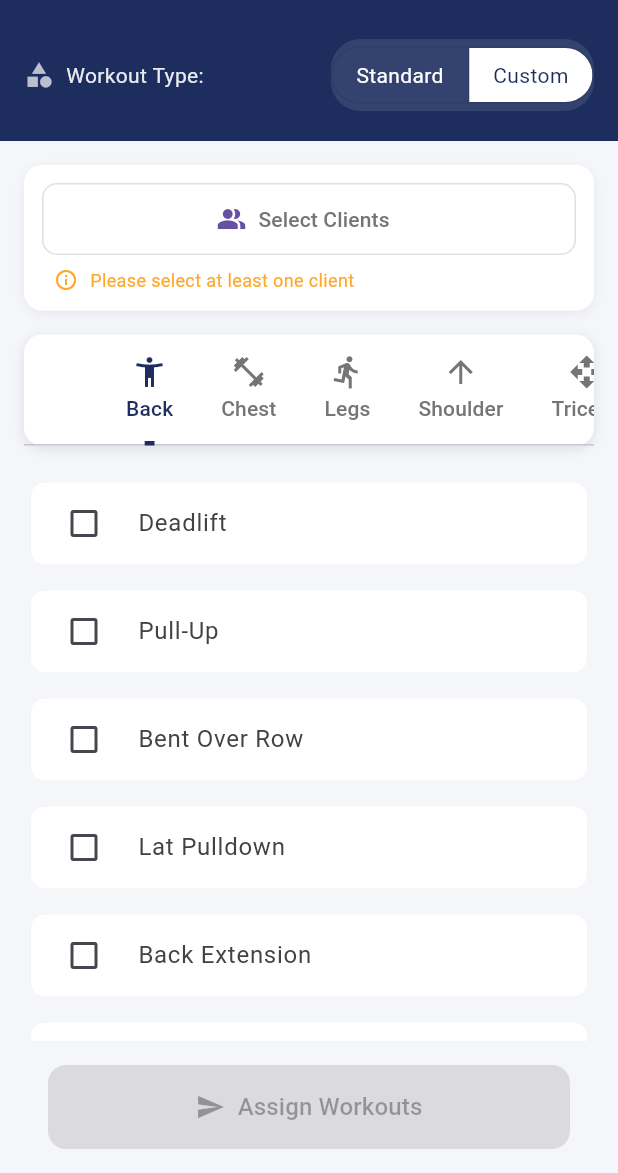
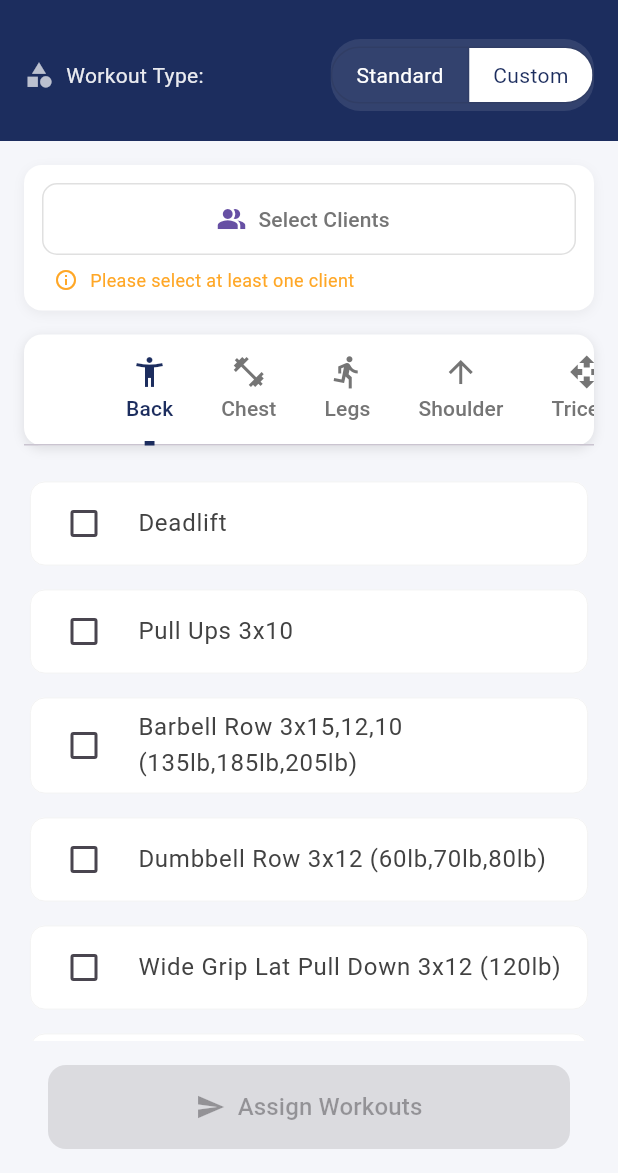
Before and after one commit to manchinenir/Fitness-App, a Flutter app: the AdminWorkoutScreen screen opened directly, after a tap on "Upper Body Strength & Core", after a tap on "Custom", on a phone screen of 412 x 824 dp, the part 63-1236 px from its top. Run offline on Flutter 3.47's test engine with Material 3 defaults, Android fonts, the phone set to English and light mode, and no system bars; our stand-ins replace cloud_firestore, file_picker, firebase_auth, firebase_core, firebase_storage, font_awesome_flutter and 7 more; accounts and stored records are empty.

Commit message:
Added Screens in Admin

```diff
--- a/lib/screens/admin_workout_screen.dart
+++ b/lib/screens/admin_workout_screen.dart
@@ -56,7 +56,7 @@ class _AdminWorkoutScreenState extends State<AdminWorkoutScreen> with SingleTick
 
   // Custom workouts
   final List<String> _muscleGroups = [
-    'Back', 'Chest', 'Legs', 'Shoulder', 'Triceps', 'Biceps'
+    'Back', 'Chest', 'Legs', 'Shoulder', 'Triceps', 'Biceps', 'Arms', 'Glute', 'Full Body'
   ];
   final Map<String, IconData> _muscleGroupIcons = {
     'Back': Icons.accessibility_new,
@@ -64,24 +64,78 @@ class _AdminWorkoutScreenState extends State<AdminWorkoutScreen> with SingleTick
     'Legs': Icons.directions_run,
     'Shoulder': Icons.arrow_upward,
     'Triceps': Icons.open_with,
-    'Biceps': Icons.fitness_center
+    'Biceps': Icons.fitness_center,
+    'Arms': Icons.fitness_center,
+    'Glute': Icons.woman,
+    'Full Body': Icons.self_improvement
   };
   final Map<String, List<String>> _selectedCustomWorkouts = {};
   final Map<String, List<String>> _predefinedWorkouts = {
     'Back': [
       'Deadlift',
-      'Pull-Up',
+      'Pull Ups 3x10',
+      'Barbell Row 3x15,12,10 (135lb,185lb,205lb)',
+      'Dumbbell Row 3x12 (60lb,70lb,80lb)',
+      'Wide Grip Lat Pull Down 3x12 (120lb)',
+      'Close Grip Lat Pull Down 3x12 (130lb)',
+      'Seated Close Grip Cable Low Rows 3x20,15,12',
+      'Seated Wide Grip Cable Low Rows 3x20,15,12',
+      'Standing Single Arm Cable Low Row 3x12 (70lb,80lb,90lb)',
+      'Standing Cable Face Pulls 3x15 (90lb, 100lb, 110lb)',
+      'Hanging Knee Raises 3x15',
+      'Ez Bar Curls 3x12 (60lb)',
+      'Decline Sit Ups 3x15',
+      'Dumbbell Forward Lunge',
+      'Dumbbell Backwards Lunge',
+      'Barbell Forward Lunge',
+      'Barbell Reverse Lunge',
+      'Dumbbell Step Up',
+      'Dumbbell Sumo Squat',
+      'Barbell Sq',
+      'Goblet Squat',
+      'Barbell Step Up',
+      'Leg Press',
+      'Leg Extension',
+      'Leg Curl',
+      'Single Leg Extension',
+      'Single Leg Press',
+      'Single Leg Curl',
       'Bent Over Row',
       'Lat Pulldown',
       'Back Extension',
       'Single Arm Row'
     ],
     'Chest': [
+      'Push Ups',
+      'Decline Push Ups',
+      'Plyo Push Ups',
+      'Dumbbell Flys',
+      'Incline Dumbbell Flys',
+      'Decline Dumbbells Flys',
+      'Dumbbell Flat Press',
+      'Dumbbell Incline Press',
+      'Dumbbell Decline Press',
+      'Dumbbell Flat Hex Press',
+      'Dumbbell Incline Hex Press',
+      'Dumbbell Decline Hex Press',
+      'Barbell Flat Press',
+      'Barbell Incline Press',
+      'Seated Cable Flys',
+      'Standing Cable Flys',
+      'Seated Cable Press',
+      'Standing Cable Press',
       'Seated Fly Machine/Peck Deck 4x20',
       'Hammer Strength Incline Press 4x15',
       'Hammer Strength Decline 3x20',
       'Dumbbell Close Grip Press Flat Bench 3x15',
-      'Cable Cross Over 3x20'
+      'Cable Cross Over 3x20',
+      'Regular Push Up (3x15)',
+      'Decline Push Up - Feet Elevated (3x15)',
+      'Dumbbell Incline Chest Press (3x15,12,10) 30-40lb',
+      'Dumbbell Flat Chest Press (3x10)) 30-40lb',
+      'Dips (3x15)',
+      'Dumbbell Flat Chest Flys (3x15,12,10) 25-30lbs'
+
     ],
     'Legs': [
       'Leg Extensions 3x20',
@@ -90,12 +144,34 @@ class _AdminWorkoutScreenState extends State<AdminWorkoutScreen> with SingleTick
       'Barbell Squat 3x10',
       'Dumbbell RDLs 3x15'
     ],
+    'Arms': [  // Remove the trailing space
+    'Dumbbell Forward Lunge 3x10 (25lb)',
+    'Barbell Squat 3x10 (135lb)',
+    'Leg Extension 3x15 (100lb)',
+    'EZ Bar Curls 3x10 (60lb)',
+    'Rope Tricep Extension 3x15 (70lb)',
+    'Lying Leg Curl 3x12 (80lb)'
+   ],
+    'Glute': [
+      'Band is right above the knee on all movements',
+      'Banded Lateral Raise 3x15',
+      'Banded Straight Leg Kick Backs 3x15',
+      'Banded Fire Hydrants 3x15',
+      'Banded Donkey Kicks 3x15',
+      'Banded Squats 3x15',
+      'Lying Leg Raises 3x15',
+      '2) 30-45 sec planks'
+    ],
     'Shoulder': [
       'Standing DB Shoulder Press 3x12',
       'Overhead Press',
       'Lateral Raise',
       'Front Raise',
-      'Arnold Press'
+      'Arnold Press',
+      'Standing Dumbbell Shrug',
+      'Standing Dumbbell High Pull',
+      'Standing Dumbbell Front Raise',
+      'Standing Dumbbell Lateral Raise'
     ],
     'Triceps': [
       'Tricep Push Downs 3x20',
@@ -108,7 +184,16 @@ class _AdminWorkoutScreenState extends State<AdminWorkoutScreen> with SingleTick
       'Easy bar curls 3x15',
       'Cable Straight bar Curls 3x20',
       'Single Arm Dumbbell Preacher Curls 3x12 each arm',
-      'DB Hammer Curls 3x12'
+      'DB Hammer Curls 3x12',
+      'Alternating Front & Side Raises 3x12 each way'
+    ],
+    'Full Body': [
+      'Barbell Squat 3x12 (135-155lb)',
+      'Seated Shoulder Press 3x15 (40lb)',
+      'Pull Ups 3x10',
+      'Dumbbell Forward Lunge 3x10 (35lb)',
+      'Barbell Incline Bench Press 3x12 (115lb)',
+      'V Seat Russian Twist 3x15 each side'
     ]
   };
 
@@ -177,7 +262,7 @@ class _AdminWorkoutScreenState extends State<AdminWorkoutScreen> with SingleTick
 
     try {
       final assignedAt = Timestamp.now();
-      final trainerName = 'Kenny Sims'; // Replace with actual trainer
+      const trainerName = 'Kenny Sims'; // Replace with actual trainer
 
       final workoutData = {
         'assigned_at': assignedAt,
@@ -708,7 +793,7 @@ class ClientSelectionDialog extends StatefulWidget {
 
 class _ClientSelectionDialogState extends State<ClientSelectionDialog> {
   late Set<String> _selectedIds;
-  TextEditingController _searchController = TextEditingController();
+  final TextEditingController _searchController = TextEditingController();
   List<QueryDocumentSnapshot> _filteredClients = [];
 
   @override
```
Also changed, not shown: lib/screens/admin_dashboard.dart (+67 -12 lines), lib/screens/client_list_screen.dart (line endings or trailing spaces).
